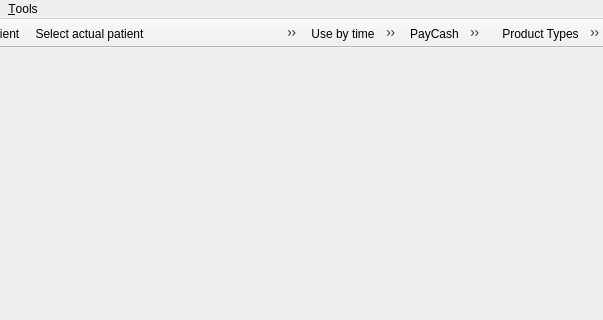
tbikfalvi/Belenus, file client/wndmain.ui: the form before one commit; both pictures show x 195 to 798 and y 0 to 320 of the 798 by 579 pixel window.
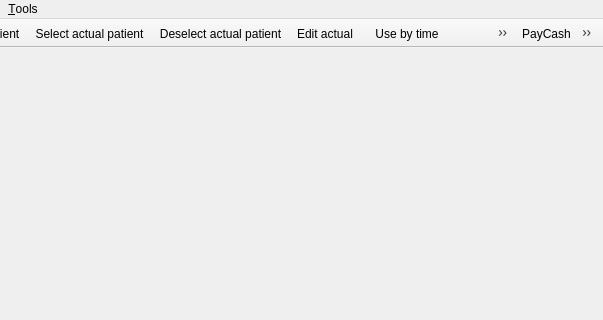
The form after the commit.

The edit to the form file:
```diff
--- a/client/wndmain.ui
+++ b/client/wndmain.ui
@@ -273,31 +273,6 @@
     <bool>false</bool>
    </attribute>
   </widget>
-  <widget class="QToolBar" name="toolBarProduct">
-   <property name="windowTitle">
-    <string>toolBar</string>
-   </property>
-   <property name="movable">
-    <bool>false</bool>
-   </property>
-   <property name="allowedAreas">
-    <set>Qt::AllToolBarAreas</set>
-   </property>
-   <property name="iconSize">
-    <size>
-     <width>40</width>
-     <height>40</height>
-    </size>
-   </property>
-   <attribute name="toolBarArea">
-    <enum>TopToolBarArea</enum>
-   </attribute>
-   <attribute name="toolBarBreak">
-    <bool>false</bool>
-   </attribute>
-   <addaction name="action_ProductTypes"/>
-   <addaction name="action_Products"/>
-  </widget>
   <action name="action_Exit">
    <property name="text">
     <string>E&amp;xit</string>
```
Left out of the diff: 2 changed lines with no effect on the pictures.
